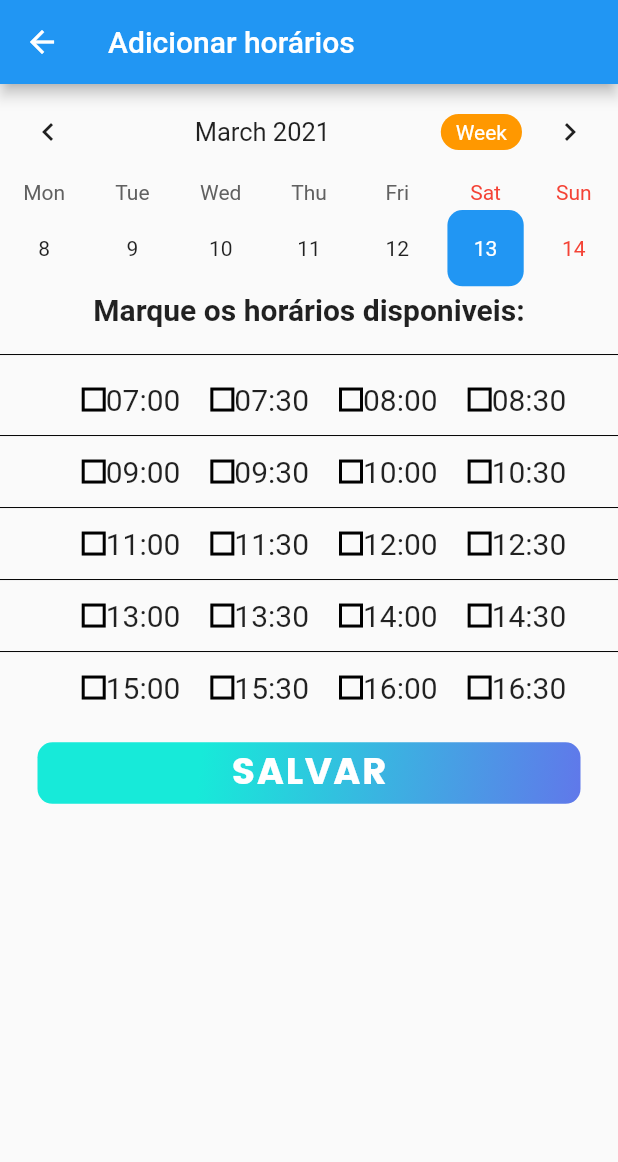
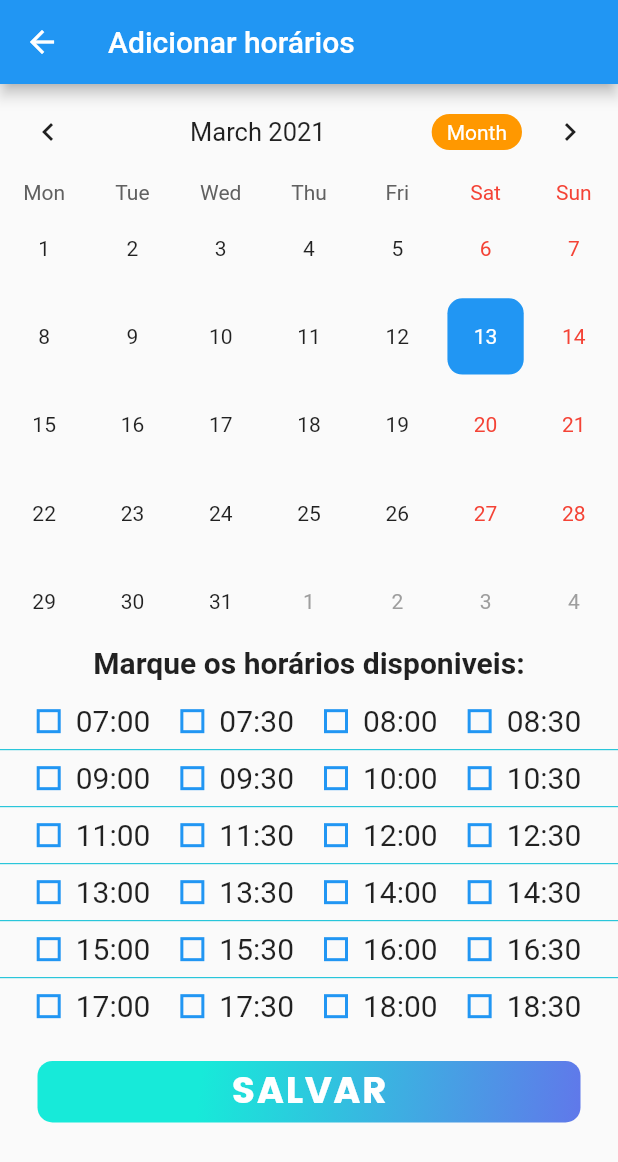
Before and after one commit to AlexandreTertuliano/Aplicativo_TCC, a Flutter app: the TelaInicialClinica screen opened directly, after a tap on an icon or button, on a phone screen of 412 x 824 dp. Shown: the top 1162 px of the screen. Run offline on Flutter 3.47's test engine with Material 2 defaults, Android fonts, the phone set to English and light mode, and no system bars; drawn by our look-alikes of table_calendar; our stand-ins replace flutter_screenutil; network calls fail.

Commit message:
troca de icones telas iniciais

```diff
--- a/lib/TelaInicialClinica/tela_inicial_clinica.dart
+++ b/lib/TelaInicialClinica/tela_inicial_clinica.dart
@@ -1,4 +1,5 @@
 import 'package:MedAgenda/add_horarios.dart';
+import 'package:MedAgenda/main.dart';
 import 'package:MedAgenda/main__drawer_clinica.dart';
 import 'package:MedAgenda/main_drawer_paciente.dart';
 import 'package:flutter/material.dart';
@@ -13,7 +14,7 @@ class _TelaInicialClinica extends State<TelaInicialClinica> {
   Widget build(BuildContext context) {
     return Scaffold(
       appBar: new AppBar(
-        title: Text("Bem Vindo"),
+        title: Text("Bem Vindo(a)"),
         backgroundColor: Colors.cyan,
       ),
       drawer: MainDrawerClinica(),
@@ -42,11 +43,10 @@ class _TelaInicialClinica extends State<TelaInicialClinica> {
                     child: Column(
                       mainAxisSize: MainAxisSize.min,
                       children: <Widget>[
-                        Icon(
-                          Icons.apartment,
-                          color: Colors.blueGrey,
-                          size: 90.0,
-                        ),
+                        Image.network(
+                            "https://www2.unifap.br/drh/files/2010/04/formulário1.png",
+                            height: 100,
+                            width: 100),
                         Text(
                           "Meus Dados",
                           style: TextStyle(
@@ -67,11 +67,10 @@ class _TelaInicialClinica extends State<TelaInicialClinica> {
                     child: Column(
                       mainAxisSize: MainAxisSize.min,
                       children: <Widget>[
-                        Icon(
-                          Icons.calendar_today,
-                          color: Colors.blueGrey,
-                          size: 90.0,
-                        ),
+                        Image.network(
+                            "https://image.freepik.com/vetores-gratis/ilustracao-de-calendario-icone_53876-5588.jpg",
+                            height: 100,
+                            width: 100),
                         Text(
                           "Ver agendas",
                           style: TextStyle(
@@ -99,11 +98,10 @@ class _TelaInicialClinica extends State<TelaInicialClinica> {
                     child: Column(
                       mainAxisSize: MainAxisSize.min,
                       children: <Widget>[
-                        Icon(
-                          Icons.person_add,
-                          color: Colors.blueGrey,
-                          size: 90.0,
-                        ),
+                        Image.network(
+                            "https://idigestivo.com.br/wp-content/uploads/2016/03/icone-medico.png",
+                            height: 100,
+                            width: 100),
                         Text(
                           "Adicionar \n Médicos",
                           style: TextStyle(
@@ -124,11 +122,10 @@ class _TelaInicialClinica extends State<TelaInicialClinica> {
                     child: Column(
                       mainAxisSize: MainAxisSize.min,
                       children: <Widget>[
-                        Icon(
-                          Icons.local_hospital,
-                          color: Colors.blueGrey,
-                          size: 90.0,
-                        ),
+                        Image.network(
+                            "https://static.vecteezy.com/ti/vetor-gratis/p1/1880046-staff-medical-using-face-mask-isolated-icon-grátis-vetor.jpg",
+                            height: 100,
+                            width: 100),
                         Text(
                           " Ver Médicos\n Cadastrados",
                           style: TextStyle(
@@ -149,11 +146,10 @@ class _TelaInicialClinica extends State<TelaInicialClinica> {
                     child: Column(
                       mainAxisSize: MainAxisSize.min,
                       children: <Widget>[
-                        Icon(
-                          Icons.settings_applications,
-                          color: Colors.blueGrey,
-                          size: 90.0,
-                        ),
+                        Image.network(
+                            "https://i.pinimg.com/originals/33/69/7f/33697f6bc37bacb5c924d3f73af0ab0f.png",
+                            height: 100,
+                            width: 100),
                         Text(
                           "Configurações",
                           style: TextStyle(
@@ -174,11 +170,10 @@ class _TelaInicialClinica extends State<TelaInicialClinica> {
                     child: Column(
                       mainAxisSize: MainAxisSize.min,
                       children: <Widget>[
-                        Icon(
-                          Icons.exit_to_app,
-                          color: Colors.blueGrey,
-                          size: 90.0,
-                        ),
+                        Image.network(
+                            "https://img.icons8.com/plasticine/2x/exit.png",
+                            height: 100,
+                            width: 100),
                         Text(
                           "Sair",
                           style: TextStyle(
--- a/lib/TelaInicialPaciente/tela_inicial_paciente.dart
+++ b/lib/TelaInicialPaciente/tela_inicial_paciente.dart
@@ -12,7 +12,7 @@ class _TelaInicialPaciente extends State<TelaInicialPaciente> {
   Widget build(BuildContext context) {
     return Scaffold(
       appBar: new AppBar(
-        title: Text("Bem Vindo"),
+        title: Text("Bem Vindo(a)"),
         backgroundColor: Colors.cyan,
       ),
       drawer: MainDrawerPaciente(),
@@ -41,11 +41,10 @@ class _TelaInicialPaciente extends State<TelaInicialPaciente> {
                     child: Column(
                       mainAxisSize: MainAxisSize.min,
                       children: <Widget>[
-                        Icon(
-                          Icons.person_pin,
-                          color: Colors.blueGrey,
-                          size: 90.0,
-                        ),
+                        Image.network(
+                            "https://s3-us-west-2.amazonaws.com/userdata123/www/htmlblocks-images/1591/1591803/1591803_3559161_5b2ce2977ce44.png",
+                            height: 100,
+                            width: 100),
                         Text(
                           "Meu Perfil",
                           style: TextStyle(
@@ -66,11 +65,10 @@ class _TelaInicialPaciente extends State<TelaInicialPaciente> {
                     child: Column(
                       mainAxisSize: MainAxisSize.min,
                       children: <Widget>[
-                        Icon(
-                          Icons.calendar_today,
-                          color: Colors.blueGrey,
-                          size: 90.0,
-                        ),
+                        Image.network(
+                            "https://image.flaticon.com/icons/png/512/284/284301.png",
+                            height: 100,
+                            width: 100),
                         Text(
                           "Minha Agenda",
                           style: TextStyle(
@@ -91,11 +89,10 @@ class _TelaInicialPaciente extends State<TelaInicialPaciente> {
                     child: Column(
                       mainAxisSize: MainAxisSize.min,
                       children: <Widget>[
-                        Icon(
-                          Icons.person_search,
-                          color: Colors.blueGrey,
-                          size: 90.0,
-                        ),
+                        Image.network(
+                            "https://www.endocrino.org.br/static/images/buscamedico.c0ef0097a775.png",
+                            height: 100,
+                            width: 100),
                         Text(
                           "Pesquisar \n Médicos",
                           style: TextStyle(
@@ -116,11 +113,10 @@ class _TelaInicialPaciente extends State<TelaInicialPaciente> {
                     child: Column(
                       mainAxisSize: MainAxisSize.min,
                       children: <Widget>[
-                        Icon(
-                          Icons.settings_applications,
-                          color: Colors.blueGrey,
-                          size: 90.0,
-                        ),
+                        Image.network(
+                            "https://i.pinimg.com/originals/33/69/7f/33697f6bc37bacb5c924d3f73af0ab0f.png",
+                            height: 100,
+                            width: 100),
                         Text(
                           "Configurações",
                           style: TextStyle(
@@ -141,11 +137,10 @@ class _TelaInicialPaciente extends State<TelaInicialPaciente> {
                     child: Column(
                       mainAxisSize: MainAxisSize.min,
                       children: <Widget>[
-                        Icon(
-                          Icons.exit_to_app,
-                          color: Colors.blueGrey,
-                          size: 90.0,
-                        ),
+                        Image.network(
+                            "https://img.icons8.com/plasticine/2x/exit.png",
+                            height: 100,
+                            width: 100),
                         Text(
                           "Sair",
                           style: TextStyle(
--- a/lib/add_horarios.dart
+++ b/lib/add_horarios.dart
@@ -24,13 +24,13 @@ class _AddHorario extends State<AddHorario> {
         padding: EdgeInsets.all(2.0),
         decoration: BoxDecoration(
             shape: BoxShape.rectangle,
-            border: Border.all(width: 2.0, color: Colors.black)),
+            border: Border.all(width: 2.0, color: Colors.blue)),
         child: isSelected
             ? Container(
                 width: double.infinity,
                 height: double.infinity,
                 decoration: BoxDecoration(
-                    shape: BoxShape.rectangle, color: Colors.black),
+                    shape: BoxShape.rectangle, color: Colors.blue),
               )
             : Container(),
       );
@@ -52,7 +52,7 @@ class _AddHorario extends State<AddHorario> {
           crossAxisAlignment: CrossAxisAlignment.start,
           children: <Widget>[
             TableCalendar(
-              initialCalendarFormat: CalendarFormat.week,
+              initialCalendarFormat: CalendarFormat.month,
               calendarStyle: CalendarStyle(
                   todayColor: Colors.orange,
                   selectedColor: Theme.of(context).primaryColor,
@@ -106,19 +106,15 @@ class _AddHorario extends State<AddHorario> {
                   new Padding(
                     padding: new EdgeInsets.all(8.0),
                   ),
-                  new Divider(height: 5.0, color: Colors.black),
-                  new Padding(
-                    padding: new EdgeInsets.all(8.0),
-                  ),
                   new Row(
                     mainAxisAlignment: MainAxisAlignment.center,
                     children: <Widget>[
-                      new Padding(
-                        padding: new EdgeInsets.all(10.0),
-                      ),
                       GestureDetector(
                         onTap: _radio,
                         child: radioButton(_isSelected),
+                      ),
+                      new Padding(
+                        padding: new EdgeInsets.all(5.0),
                       ),
                       new Text(
                         '07:00',
@@ -130,6 +126,9 @@ class _AddHorario extends State<AddHorario> {
                       GestureDetector(
                         onTap: _radio,
                         child: radioButton(_isSelected),
+                      ),
+                      new Padding(
+                        padding: new EdgeInsets.all(5.0),
                       ),
                       new Text(
                         '07:30',
@@ -144,6 +143,9 @@ class _AddHorario extends State<AddHorario> {
                         onTap: _radio,
                         child: radioButton(_isSelected),
                       ),
+                      new Padding(
+                        padding: new EdgeInsets.all(5.0),
+                      ),
                       new Text(
                         '08:00',
                         style: new TextStyle(fontSize: 20.0),
@@ -155,22 +157,25 @@ class _AddHorario extends State<AddHorario> {
                         onTap: _radio,
                         child: radioButton(_isSelected),
                       ),
+                      new Padding(
+                        padding: new EdgeInsets.all(5.0),
+                      ),
                       new Text(
                         '08:30',
                         style: new TextStyle(fontSize: 20.0),
                       ),
                     ],
                   ),
-                  new Divider(height: 25.0, color: Colors.black),
+                  new Divider(height: 15.0, color: Colors.cyan),
                   new Row(
                     mainAxisAlignment: MainAxisAlignment.center,
                     children: <Widget>[
-                      new Padding(
-                        padding: new EdgeInsets.all(10.0),
-                      ),
                       GestureDetector(
                         onTap: _radio,
                         child: radioButton(_isSelected),
+                      ),
+                      new Padding(
+                        padding: new EdgeInsets.all(5.0),
                       ),
                       new Text(
                         '09:00',
@@ -182,6 +187,9 @@ class _AddHorario extends State<AddHorario> {
                       GestureDetector(
                         onTap: _radio,
                         child: radioButton(_isSelected),
+                      ),
+                      new Padding(
+                        padding: new EdgeInsets.all(5.0),
                       ),
                       new Text(
                         '09:30',
@@ -196,6 +204,9 @@ class _AddHorario extends State<AddHorario> {
                         onTap: _radio,
                         child: radioButton(_isSelected),
                       ),
+                      new Padding(
+                        padding: new EdgeInsets.all(5.0),
+                      ),
                       new Text(
                         '10:00',
                         style: new TextStyle(fontSize: 20.0),
@@ -207,22 +218,25 @@ class _AddHorario extends State<AddHorario> {
                         onTap: _radio,
                         child: radioButton(_isSelected),
                       ),
+                      new Padding(
+                        padding: new EdgeInsets.all(5.0),
+                      ),
                       new Text(
                         '10:30',
                         style: new TextStyle(fontSize: 20.0),
                       ),
                     ],
                   ),
-                  new Divider(height: 25.0, color: Colors.black),
+                  new Divider(height: 15.0, color: Colors.cyan),
                   new Row(
                     mainAxisAlignment: MainAxisAlignment.center,
                     children: <Widget>[
-                      new Padding(
-                        padding: new EdgeInsets.all(10.0),
-                      ),
                       GestureDetector(
                         onTap: _radio,
                         child: radioButton(_isSelected),
+                      ),
+                      new Padding(
+                        padding: new EdgeInsets.all(5.0),
                       ),
                       new Text(
                         '11:00',
@@ -234,6 +248,9 @@ class _AddHorario extends State<AddHorario> {
                       GestureDetector(
                         onTap: _radio,
                         child: radioButton(_isSelected),
+                      ),
+                      new Padding(
+                        padding: new EdgeInsets.all(5.0),
                       ),
                       new Text(
                         '11:30',
@@ -248,6 +265,9 @@ class _AddHorario extends State<AddHorario> {
                         onTap: _radio,
                         child: radioButton(_isSelected),
                       ),
+                      new Padding(
+                        padding: new EdgeInsets.all(5.0),
+                      ),
                       new Text(
                         '12:00',
                         style: new TextStyle(fontSize: 20.0),
@@ -259,22 +279,25 @@ class _AddHorario extends State<AddHorario> {
                         onTap: _radio,
                         child: radioButton(_isSelected),
                       ),
+                      new Padding(
+                        padding: new EdgeInsets.all(5.0),
+                      ),
                       new Text(
                         '12:30',
                         style: new TextStyle(fontSize: 20.0),
                       ),
                     ],
                   ),
-                  new Divider(height: 25.0, color: Colors.black),
+                  new Divider(height: 15.0, color: Colors.cyan),
                   new Row(
                     mainAxisAlignment: MainAxisAlignment.center,
                     children: <Widget>[
-                      new Padding(
-                        padding: new EdgeInsets.all(10.0),
-                      ),
                       GestureDetector(
                         onTap: _radio,
                         child: radioButton(_isSelected),
+                      ),
+                      new Padding(
+                        padding: new EdgeInsets.all(5.0),
                       ),
                       new Text(
                         '13:00',
@@ -286,6 +309,9 @@ class _AddHorario extends State<AddHorario> {
                       GestureDetector(
                         onTap: _radio,
                         child: radioButton(_isSelected),
+                      ),
+                      new Padding(
+                        padding: new EdgeInsets.all(5.0),
                       ),
                       new Text(
                         '13:30',
@@ -300,6 +326,9 @@ class _AddHorario extends State<AddHorario> {
                         onTap: _radio,
                         child: radioButton(_isSelected),
                       ),
+                      new Padding(
+                        padding: new EdgeInsets.all(5.0),
+                      ),
                       new Text(
                         '14:00',
                         style: new TextStyle(fontSize: 20.0),
@@ -311,22 +340,25 @@ class _AddHorario extends State<AddHorario> {
                         onTap: _radio,
                         child: radioButton(_isSelected),
                       ),
+                      new Padding(
+                        padding: new EdgeInsets.all(5.0),
+                      ),
                       new Text(
                         '14:30',
                         style: new TextStyle(fontSize: 20.0),
                       ),
                     ],
                   ),
-                  new Divider(height: 25.0, color: Colors.black),
+                  new Divider(height: 15.0, color: Colors.cyan),
                   new Row(
                     mainAxisAlignment: MainAxisAlignment.center,
                     children: <Widget>[
-                      new Padding(
-                        padding: new EdgeInsets.all(10.0),
-                      ),
                       GestureDetector(
                         onTap: _radio,
                         child: radioButton(_isSelected),
+                      ),
+                      new Padding(
+                        padding: new EdgeInsets.all(5.0),
                       ),
                       new Text(
                         '15:00',
@@ -338,6 +370,9 @@ class _AddHorario extends State<AddHorario> {
                       GestureDetector(
                         onTap: _radio,
                         child: radioButton(_isSelected),
+                      ),
+                      new Padding(
+                        padding: new EdgeInsets.all(5.0),
                       ),
                       new Text(
                         '15:30',
@@ -352,6 +387,9 @@ class _AddHorario extends State<AddHorario> {
                         onTap: _radio,
                         child: radioButton(_isSelected),
                       ),
+                      new Padding(
+                        padding: new EdgeInsets.all(5.0),
+                      ),
                       new Text(
                         '16:00',
                         style: new TextStyle(fontSize: 20.0),
@@ -363,8 +401,72 @@ class _AddHorario extends State<AddHorario> {
                         onTap: _radio,
                         child: radioButton(_isSelected),
                       ),
+                      new Padding(
+                        padding: new EdgeInsets.all(5.0),
+                      ),
                       new Text(
                         '16:30',
+                        style: new TextStyle(fontSize: 20.0),
+                      ),
+                    ],
+                  ),
+                  new Divider(height: 15.0, color: Colors.cyan),
+                  new Row(
+                    mainAxisAlignment: MainAxisAlignment.center,
+                    children: <Widget>[
+                      GestureDetector(
+                        onTap: _radio,
+                        child: radioButton(_isSelected),
+                      ),
+                      new Padding(
+                        padding: new EdgeInsets.all(5.0),
+                      ),
+                      new Text(
+                        '17:00',
+                        style: new TextStyle(fontSize: 20.0),
+                      ),
+                      new Padding(
+                        padding: new EdgeInsets.all(10.0),
+                      ),
+                      GestureDetector(
+                        onTap: _radio,
+                        child: radioButton(_isSelected),
+                      ),
+                      new Padding(
+                        padding: new EdgeInsets.all(5.0),
+                      ),
+                      new Text(
+                        '17:30',
+                        style: new TextStyle(
+                          fontSize: 20.0,
+                        ),
+                      ),
+                      new Padding(
+                        padding: new EdgeInsets.all(10.0),
+                      ),
+                      GestureDetector(
+                        onTap: _radio,
+                        child: radioButton(_isSelected),
+                      ),
+                      new Padding(
+                        padding: new EdgeInsets.all(5.0),
+                      ),
+                      new Text(
+                        '18:00',
+                        style: new TextStyle(fontSize: 20.0),
+                      ),
+                      new Padding(
+                        padding: new EdgeInsets.all(10.0),
+                      ),
+                      GestureDetector(
+                        onTap: _radio,
+                        child: radioButton(_isSelected),
+                      ),
+                      new Padding(
+                        padding: new EdgeInsets.all(5.0),
+                      ),
+                      new Text(
+                        '18:30',
                         style: new TextStyle(fontSize: 20.0),
                       ),
                     ],
--- a/pubspec.yaml
+++ b/pubspec.yaml
@@ -14,7 +14,7 @@ description: A new Flutter project.
 version: 1.0.0+1
 
 environment:
-  sdk: ">=2.1.0 <3.0.0"
+  sdk: ">=2.2.2 <3.0.0"
 
 dependencies:
   flutter:
@@ -55,7 +55,6 @@ flutter:
 
 
 
-
   # An image asset can refer to one or more resolution-specific "variants", see
   # https://flutter.io/assets-and-images/#resolution-aware.
 
```
